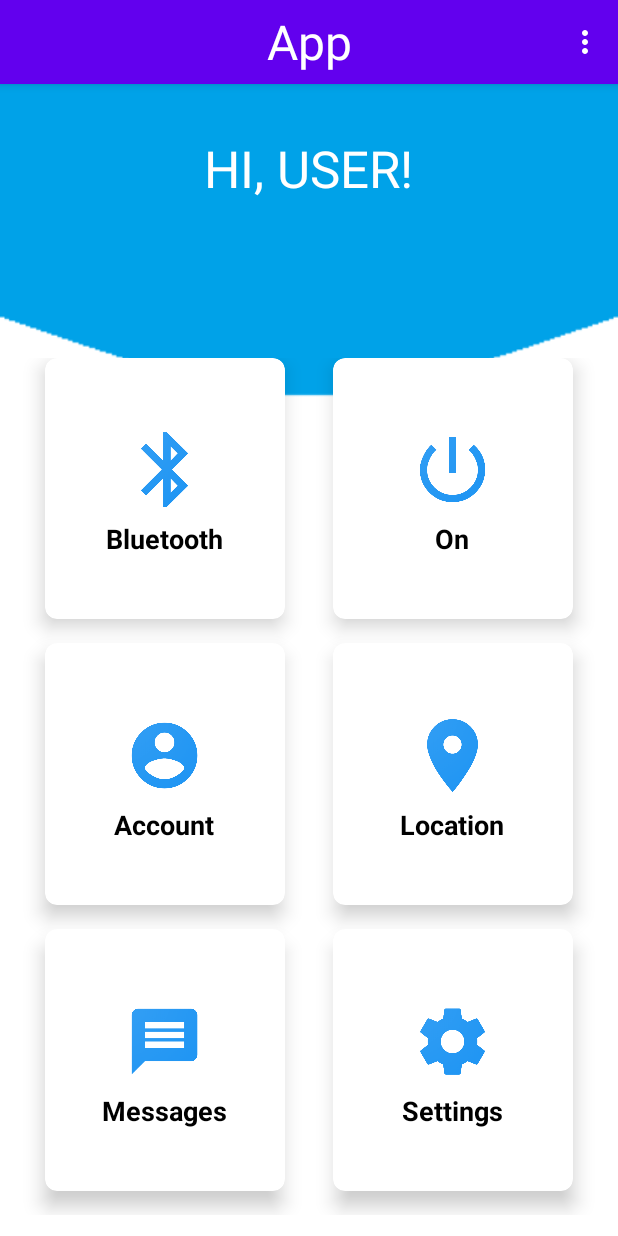
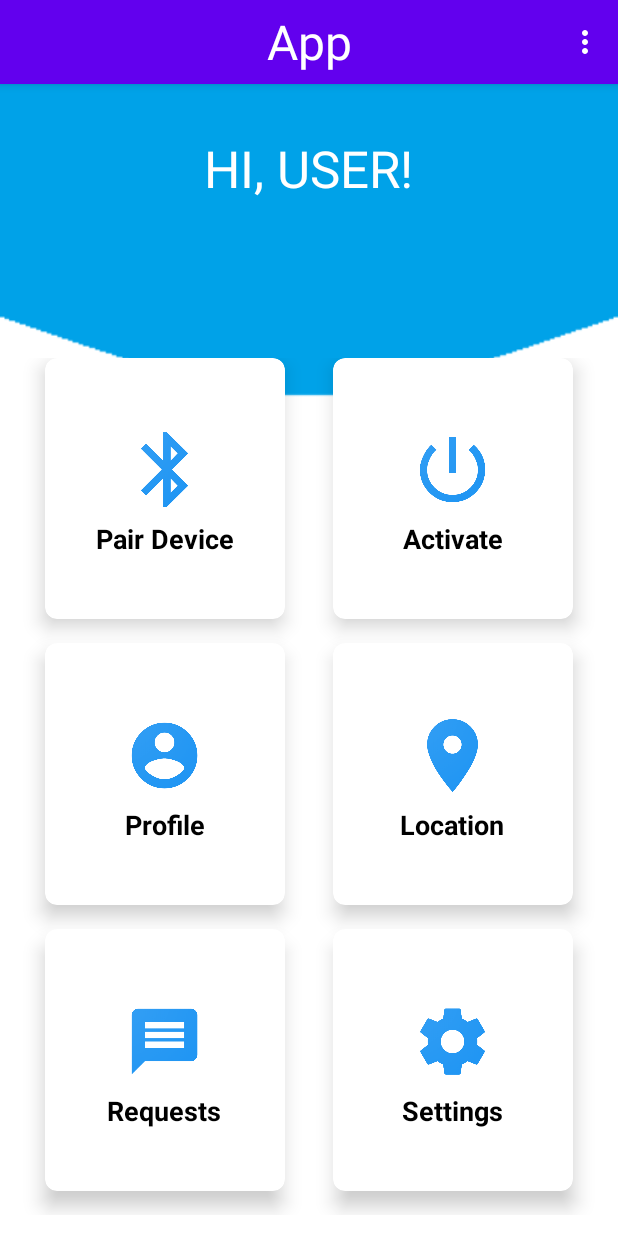
Before and after one commit to nitish7134/DeerStalker, an Android app: the screen it shows after launch (MainActivity), on a phone screen of 412 x 824 dp. Run offline under Robolectric (Android 15) with nearby library versions, the phone set to English and light mode, and no system bars.

Commit message:
Minor Changes

```diff
--- a/app/src/main/res/layout/activity_main.xml
+++ b/app/src/main/res/layout/activity_main.xml
@@ -77,7 +77,7 @@
                 android:layout_width="match_parent"
                 android:layout_height="wrap_content"
 
-                android:text="Bluetooth"
+                android:text="Pair Device"
                 android:textAlignment="center"
                 android:textColor="@android:color/black"
                 android:textSize="18sp"
@@ -120,7 +120,7 @@
                     android:layout_width="match_parent"
                     android:layout_height="wrap_content"
 
-                    android:text="On"
+                    android:text="Activate"
                     android:textAlignment="center"
                     android:textColor="@android:color/black"
                     android:textSize="18sp"
@@ -163,7 +163,7 @@
                     android:layout_width="match_parent"
                     android:layout_height="wrap_content"
 
-                    android:text="Account"
+                    android:text="Profile"
                     android:textAlignment="center"
                     android:textColor="@android:color/black"
                     android:textSize="18sp"
@@ -249,7 +249,7 @@
                     android:layout_width="match_parent"
                     android:layout_height="wrap_content"
 
-                    android:text="Messages"
+                    android:text="Requests"
                     android:textAlignment="center"
                     android:textColor="@android:color/black"
                     android:textSize="18sp"
```
